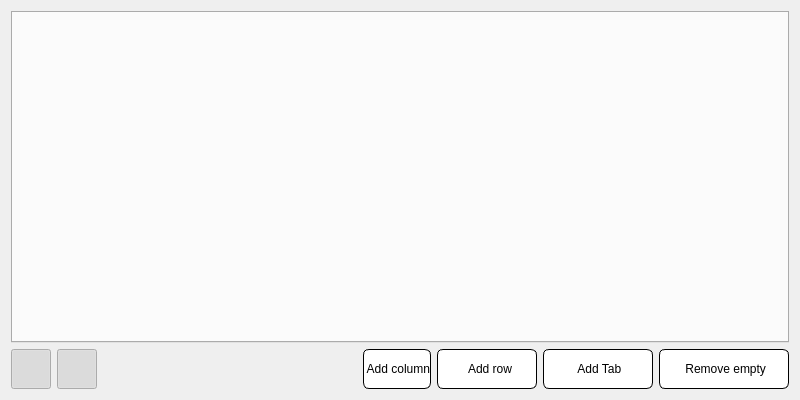
Above: plotter_gui/tabbedplotwidget.ui from ziparker/PlotJuggler before the change. Below: the same form after it.
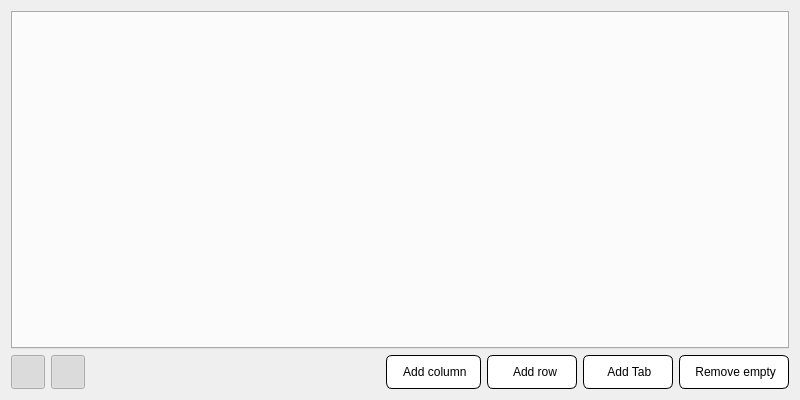
That is the form after the change. Icons and pictures are not drawn.

Commit message: added show grid

Diff of the .ui file:
```diff
--- a/plotter_gui/tabbedplotwidget.ui
+++ b/plotter_gui/tabbedplotwidget.ui
@@ -65,8 +65,8 @@
           <widget class="QPushButton" name="pushButtonShowLabel">
            <property name="maximumSize">
             <size>
-             <width>40</width>
-             <height>40</height>
+             <width>34</width>
+             <height>34</height>
             </size>
            </property>
            <property name="focusPolicy">
@@ -84,8 +84,8 @@
            </property>
            <property name="iconSize">
             <size>
-             <width>30</width>
-             <height>30</height>
+             <width>26</width>
+             <height>26</height>
             </size>
            </property>
            <property name="checkable">
@@ -103,8 +103,8 @@
           <widget class="QPushButton" name="buttonLinkHorizontalScale">
            <property name="maximumSize">
             <size>
-             <width>40</width>
-             <height>40</height>
+             <width>34</width>
+             <height>34</height>
             </size>
            </property>
            <property name="focusPolicy">
@@ -122,8 +122,8 @@
            </property>
            <property name="iconSize">
             <size>
-             <width>30</width>
-             <height>30</height>
+             <width>26</width>
+             <height>26</height>
             </size>
            </property>
            <property name="checkable">
@@ -137,12 +137,47 @@
            </property>
           </widget>
          </item>
+         <item>
+          <widget class="QPushButton" name="pushButtonShowGrid">
+           <property name="minimumSize">
+            <size>
+             <width>34</width>
+             <height>34</height>
+            </size>
+           </property>
+           <property name="maximumSize">
+            <size>
+             <width>34</width>
+             <height>34</height>
+            </size>
+           </property>
+           <property name="text">
+            <string/>
+           </property>
+           <property name="icon">
+            <iconset resource="resource.qrc">
+             <normaloff>:/icons/resources/grid.png</normaloff>:/icons/resources/grid.png</iconset>
+           </property>
+           <property name="iconSize">
+            <size>
+             <width>28</width>
+             <height>28</height>
+            </size>
+           </property>
+           <property name="checkable">
+            <bool>true</bool>
+           </property>
+           <property name="flat">
+            <bool>true</bool>
+           </property>
+          </widget>
+         </item>
          <item>
           <widget class="QPushButton" name="pushVerticalResize">
            <property name="maximumSize">
             <size>
-             <width>40</width>
-             <height>40</height>
+             <width>34</width>
+             <height>34</height>
             </size>
            </property>
            <property name="focusPolicy">
@@ -163,8 +198,8 @@
            </property>
            <property name="iconSize">
             <size>
-             <width>30</width>
-             <height>30</height>
+             <width>26</width>
+             <height>26</height>
             </size>
            </property>
            <property name="flat">
@@ -176,8 +211,8 @@
           <widget class="QPushButton" name="pushHorizontalResize">
            <property name="maximumSize">
             <size>
-             <width>40</width>
-             <height>40</height>
+             <width>34</width>
+             <height>34</height>
             </size>
            </property>
            <property name="focusPolicy">
@@ -195,8 +230,8 @@
            </property>
            <property name="iconSize">
             <size>
-             <width>30</width>
-             <height>30</height>
+             <width>26</width>
+             <height>26</height>
             </size>
            </property>
            <property name="flat">
@@ -227,14 +262,14 @@
            </property>
            <property name="minimumSize">
             <size>
-             <width>0</width>
-             <height>40</height>
+             <width>95</width>
+             <height>34</height>
             </size>
            </property>
            <property name="maximumSize">
             <size>
-             <width>130</width>
-             <height>40</height>
+             <width>140</width>
+             <height>34</height>
             </size>
            </property>
            <property name="focusPolicy">
@@ -274,14 +309,14 @@
            </property>
            <property name="minimumSize">
             <size>
-             <width>100</width>
-             <height>40</height>
+             <width>90</width>
+             <height>34</height>
             </size>
            </property>
            <property name="maximumSize">
             <size>
-             <width>180</width>
-             <height>40</height>
+             <width>160</width>
+             <height>34</height>
             </size>
            </property>
            <property name="focusPolicy">
@@ -312,14 +347,14 @@
           <widget class="QPushButton" name="addTabButton">
            <property name="minimumSize">
             <size>
-             <width>110</width>
-             <height>40</height>
+             <width>90</width>
+             <height>34</height>
             </size>
            </property>
            <property name="maximumSize">
             <size>
-             <width>180</width>
-             <height>40</height>
+             <width>90</width>
+             <height>34</height>
             </size>
            </property>
            <property name="focusPolicy">
@@ -340,8 +375,8 @@
            </property>
            <property name="iconSize">
             <size>
-             <width>40</width>
-             <height>40</height>
+             <width>34</width>
+             <height>34</height>
             </size>
            </property>
           </widget>
@@ -353,14 +388,14 @@
            </property>
            <property name="minimumSize">
             <size>
-             <width>130</width>
-             <height>40</height>
+             <width>110</width>
+             <height>34</height>
             </size>
            </property>
            <property name="maximumSize">
             <size>
-             <width>180</width>
-             <height>40</height>
+             <width>110</width>
+             <height>34</height>
             </size>
            </property>
            <property name="focusPolicy">
```
The commit also changes 6 other files.
